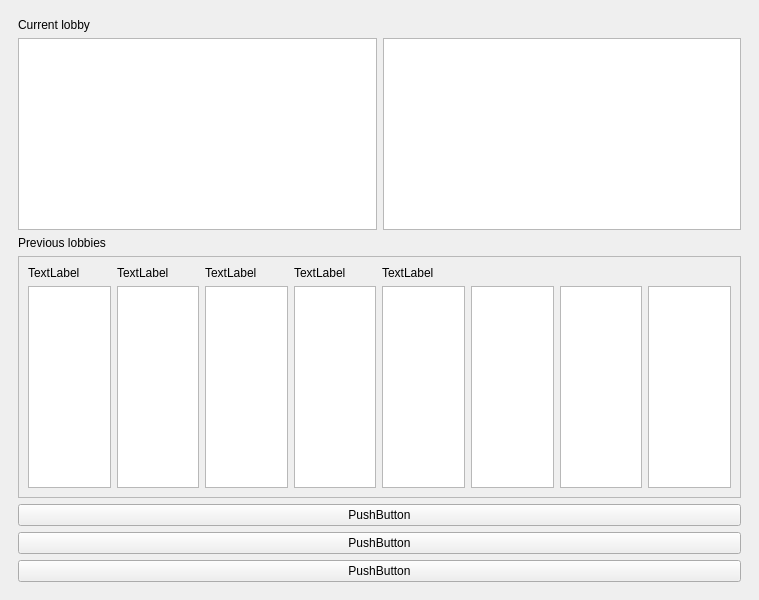
Before: the Qt Designer form progglol/mainwindow.ui in SadOnion/ProGG.lol, drawn with Qt 5.
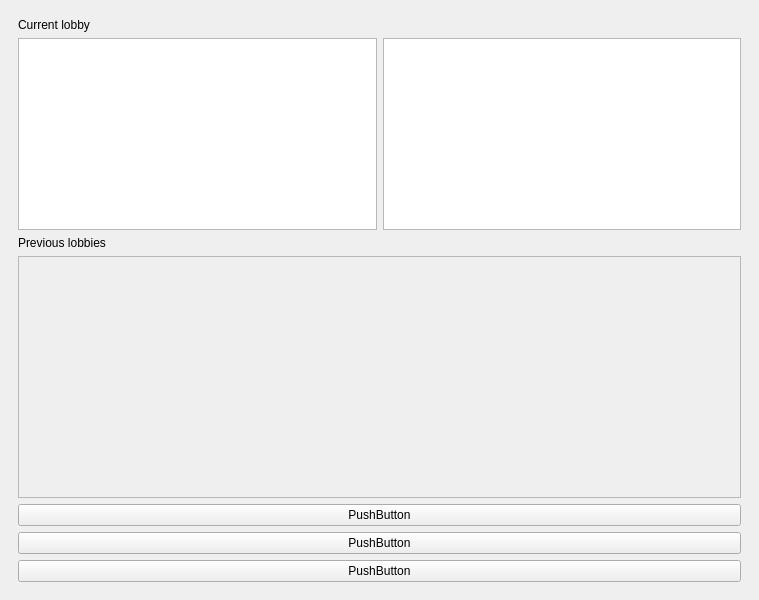
After: the same form once the commit is applied.

Commit message: ui, remove placeholder

```diff
--- a/progglol/mainwindow.ui
+++ b/progglol/mainwindow.ui
@@ -102,71 +102,11 @@
             <rect>
              <x>0</x>
              <y>0</y>
-             <width>750</width>
-             <height>183</height>
+             <width>731</width>
+             <height>204</height>
             </rect>
            </property>
-           <layout class="QGridLayout" name="gridLayout_4">
-            <item row="1" column="1">
-             <widget class="QGraphicsView" name="graphicsView_2"/>
-            </item>
-            <item row="0" column="1">
-             <widget class="QLabel" name="label_2">
-              <property name="text">
-               <string>TextLabel</string>
-              </property>
-             </widget>
-            </item>
-            <item row="0" column="2">
-             <widget class="QLabel" name="label_3">
-              <property name="text">
-               <string>TextLabel</string>
-              </property>
-             </widget>
-            </item>
-            <item row="0" column="3">
-             <widget class="QLabel" name="label_4">
-              <property name="text">
-               <string>TextLabel</string>
-              </property>
-             </widget>
-            </item>
-            <item row="1" column="2">
-             <widget class="QGraphicsView" name="graphicsView_3"/>
-            </item>
-            <item row="1" column="3">
-             <widget class="QGraphicsView" name="graphicsView_4"/>
-            </item>
-            <item row="1" column="5">
-             <widget class="QGraphicsView" name="graphicsView_6"/>
-            </item>
-            <item row="1" column="0">
-             <widget class="QGraphicsView" name="graphicsView"/>
-            </item>
-            <item row="1" column="6">
-             <widget class="QGraphicsView" name="graphicsView_7"/>
-            </item>
-            <item row="1" column="4">
-             <widget class="QGraphicsView" name="graphicsView_5"/>
-            </item>
-            <item row="0" column="4">
-             <widget class="QLabel" name="label_5">
-              <property name="text">
-               <string>TextLabel</string>
-              </property>
-             </widget>
-            </item>
-            <item row="1" column="7">
-             <widget class="QGraphicsView" name="graphicsView_8"/>
-            </item>
-            <item row="0" column="0">
-             <widget class="QLabel" name="label">
-              <property name="text">
-               <string>TextLabel</string>
-              </property>
-             </widget>
-            </item>
-           </layout>
+           <layout class="QGridLayout" name="gridLayout_4"/>
           </widget>
          </widget>
         </item>
```
